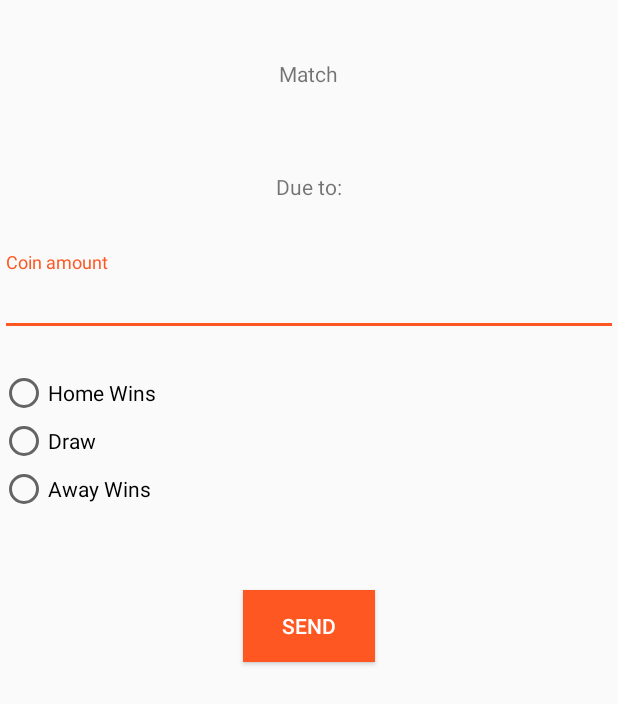
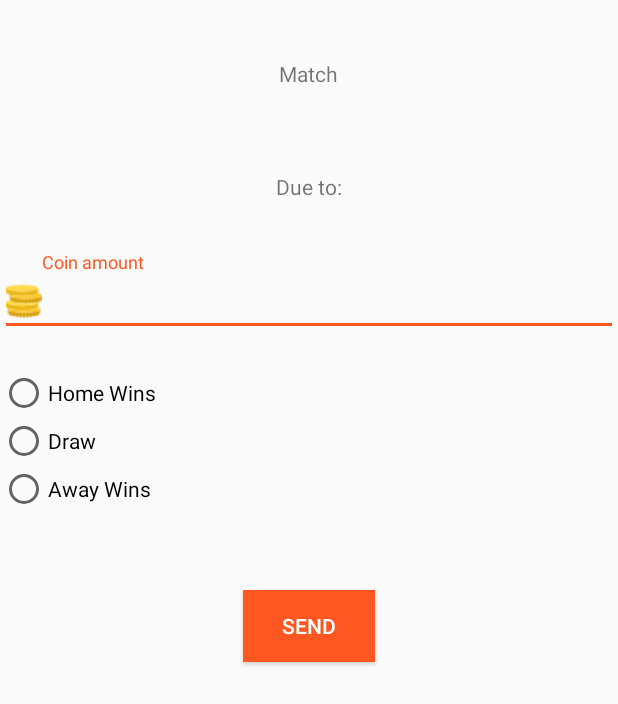
Before and after one commit to OzanPINAR/MevzuBahis, an Android app: the layout custom_dialog.xml on its own in the app's theme, with its tools: preview values and no code run, on a phone screen of 412 x 824 dp. Shown: the top 704 px of the screen. Run offline under Robolectric (Android 15) with nearby library versions, the phone set to English and light mode, and no system bars.

Commit message:
small UI changes

```diff
--- a/app/src/main/res/layout/custom_dialog.xml
+++ b/app/src/main/res/layout/custom_dialog.xml
@@ -37,6 +37,8 @@
             android:layout_height="wrap_content"
             android:inputType="number"
             android:hint="Coin amount"
+            android:drawableStart="@drawable/coins24"
+            android:drawableLeft="@drawable/coins24"
             />
     </android.support.design.widget.TextInputLayout>
 
```
Also changed, not shown: app/src/main/res/drawable/coins24.png (added).
